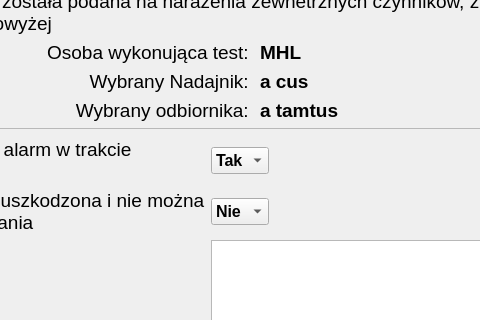
This is CzujkiLinioweApp/oknopotwierdzenieemcnarazenie.ui in wiacekmarcin/CzujkiLiniowe as Qt 5 draws it before an edit; both pictures show x 183 to 663 and y 331 to 651 of the 880 by 909 pixel window. The edited form follows.
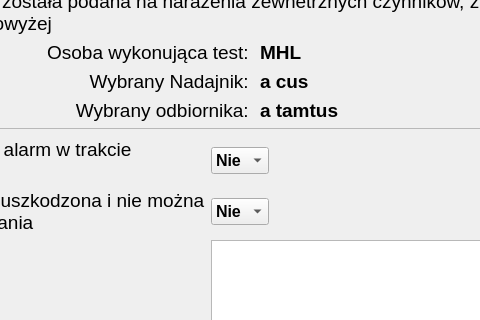
This is the edited form. Icons and pictures are not drawn.

Diff of the .ui file:
```diff
--- a/CzujkiLinioweApp/oknopotwierdzenieemcnarazenie.ui
+++ b/CzujkiLinioweApp/oknopotwierdzenieemcnarazenie.ui
@@ -320,12 +320,12 @@
           </property>
           <item>
            <property name="text">
-            <string>Tak</string>
+            <string>Nie</string>
            </property>
           </item>
           <item>
            <property name="text">
-            <string>Nie</string>
+            <string>Tak</string>
            </property>
           </item>
          </widget>
```
